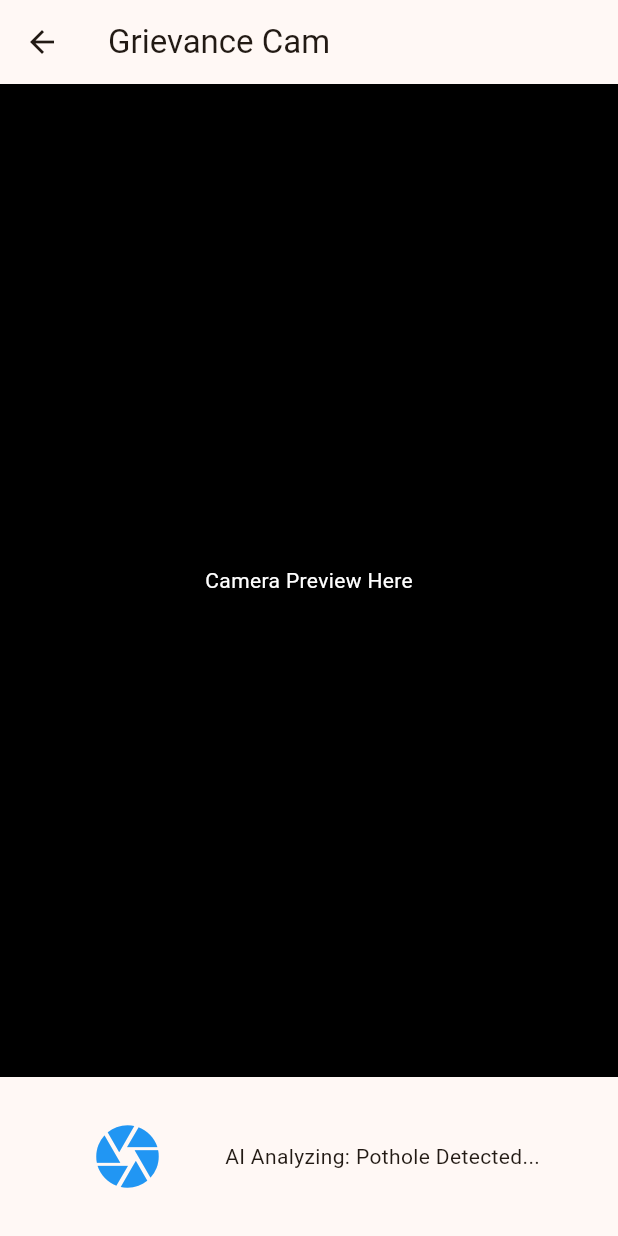
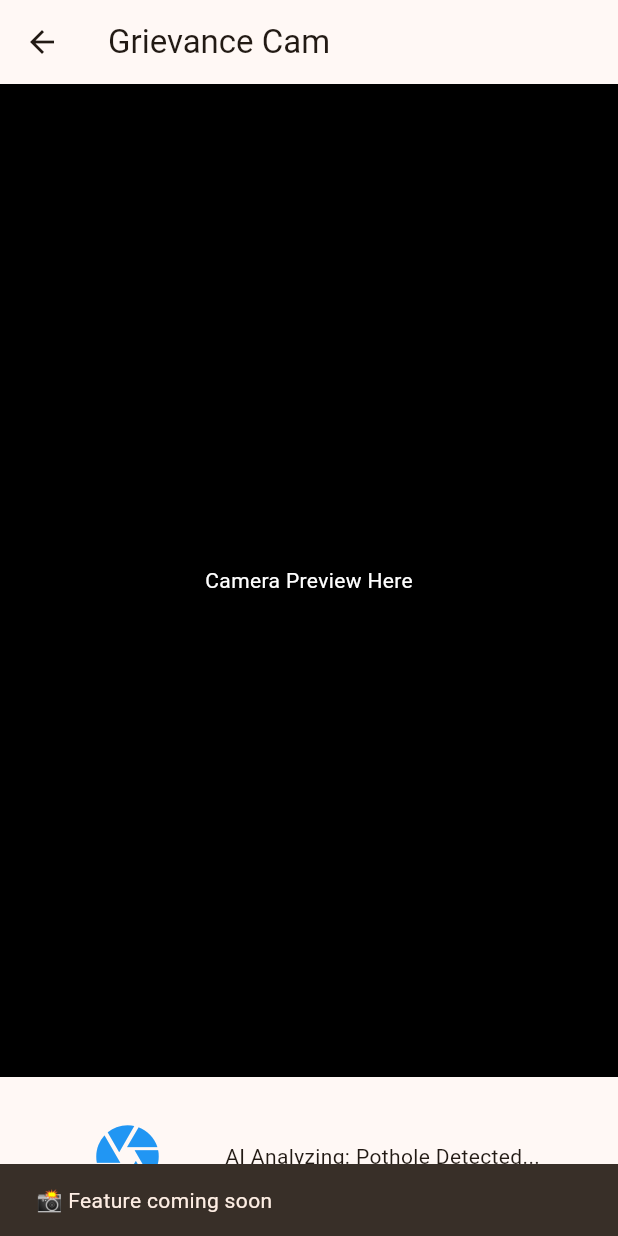
Before and after one commit to shadowcleets-new/CivicOS, a Flutter app: the GrievanceScreen screen opened directly, after a tap on the "camera" icon, on a phone screen of 412 x 824 dp. Run offline on Flutter 3.47's test engine with Material 3 defaults, Android fonts, the phone set to English and light mode, and no system bars.

Commit message:
Added a temporary SnackBar message to the Grievance camera capture button to prevent silent failures and improve UX. Also added a learning to the palette journal.

```diff
--- a/frontend/lib/screens/grievance_screen.dart
+++ b/frontend/lib/screens/grievance_screen.dart
@@ -14,7 +14,10 @@ class GrievanceScreen extends StatelessWidget {
             child: Container(
               color: Colors.black,
               child: const Center(
-                child: Text("Camera Preview Here", style: TextStyle(color: Colors.white)),
+                child: Text(
+                  "Camera Preview Here",
+                  style: TextStyle(color: Colors.white),
+                ),
               ),
             ),
           ),
@@ -24,9 +27,13 @@ class GrievanceScreen extends StatelessWidget {
               mainAxisAlignment: MainAxisAlignment.spaceEvenly,
               children: [
                 IconButton(
-                  onPressed: () {},
+                  onPressed: () {
+                    ScaffoldMessenger.of(context).showSnackBar(
+                      const SnackBar(content: Text('📸 Feature coming soon')),
+                    );
+                  },
                   tooltip: 'Capture grievance photo',
-                  icon: const Icon(Icons.camera, size: 50, color: Colors.blue)
+                  icon: const Icon(Icons.camera, size: 50, color: Colors.blue),
                 ),
                 const Text("AI Analyzing: Pothole Detected..."),
               ],
```
Also changed, not shown: 1 other file.
